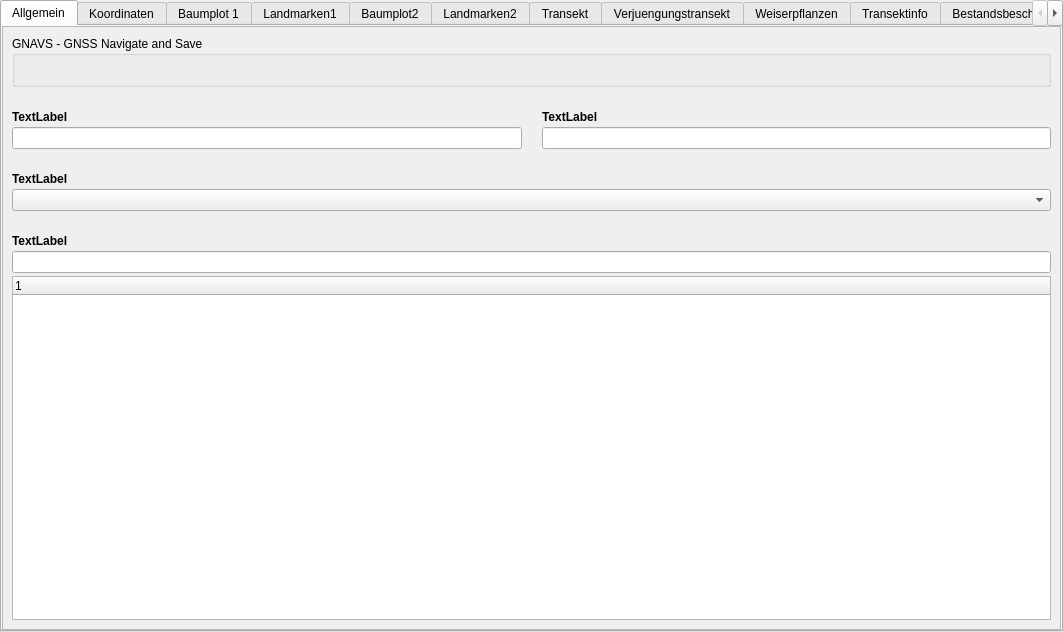
Qt form fim/gui/form/vwm.ui (b-lack/qgis-fim-plugin) before a commit.
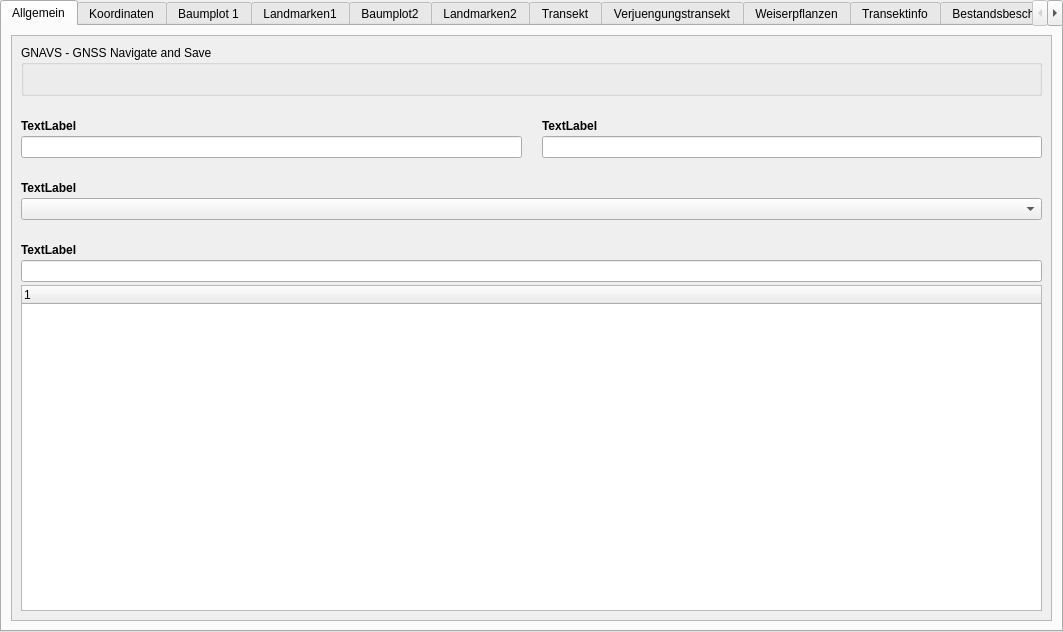
The same form after that commit. The open tabs and pages were chosen to show the change. Custom widgets are drawn as their Qt base class.

Diff of the .ui file:
```diff
--- a/fim/gui/form/vwm.ui
+++ b/fim/gui/form/vwm.ui
@@ -73,22 +73,19 @@
       </attribute>
       <layout class="QGridLayout" name="gridLayout_3">
        <property name="leftMargin">
-        <number>0</number>
+        <number>9</number>
        </property>
        <property name="topMargin">
-        <number>0</number>
+        <number>9</number>
        </property>
        <property name="rightMargin">
-        <number>0</number>
+        <number>9</number>
        </property>
        <property name="bottomMargin">
-        <number>0</number>
+        <number>9</number>
        </property>
-       <property name="horizontalSpacing">
-        <number>20</number>
-       </property>
-       <property name="verticalSpacing">
-        <number>3</number>
+       <property name="spacing">
+        <number>6</number>
        </property>
        <item row="0" column="0">
         <widget class="QScrollArea" name="scrollArea_general">
@@ -117,8 +114,8 @@
            <rect>
             <x>0</x>
             <y>0</y>
-            <width>1057</width>
-            <height>599</height>
+            <width>1039</width>
+            <height>581</height>
            </rect>
           </property>
           <property name="sizePolicy">
```
Left out of the diff: 17 changed lines with no effect on the pictures.
